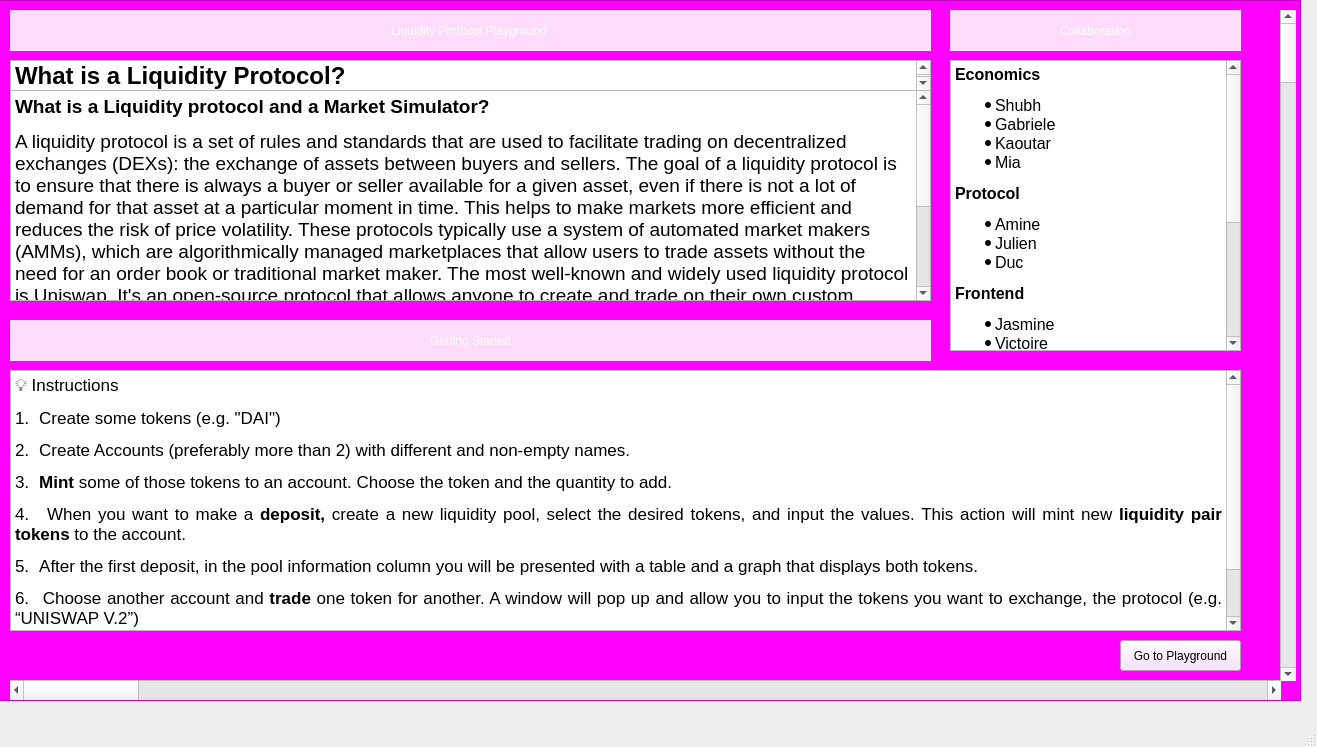
First picture: the form in introductorywindow.ui, repository LiquidityProtocol/AMM-Simulator, before the edit.
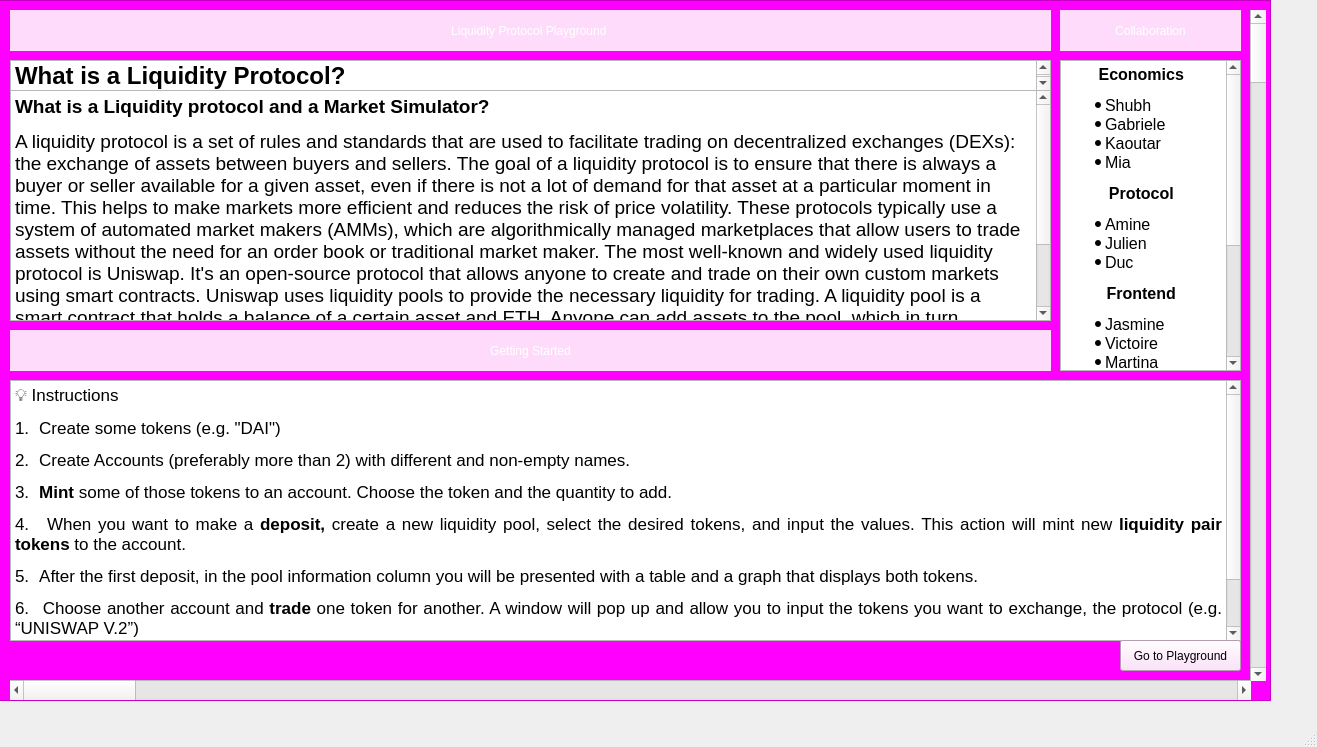
Second picture: the form after the edit.

Commit message: Updated Introductory Window (layout)

Diff of the .ui file:
```diff
--- a/introductorywindow.ui
+++ b/introductorywindow.ui
@@ -38,7 +38,7 @@
      <rect>
       <x>10</x>
       <y>10</y>
-      <width>921</width>
+      <width>1041</width>
       <height>41</height>
      </rect>
     </property>
@@ -60,8 +60,8 @@
      <rect>
       <x>10</x>
       <y>90</y>
-      <width>921</width>
-      <height>211</height>
+      <width>1041</width>
+      <height>231</height>
      </rect>
     </property>
     <property name="styleSheet">
@@ -82,8 +82,8 @@
     <property name="geometry">
      <rect>
       <x>10</x>
-      <y>320</y>
-      <width>921</width>
+      <y>330</y>
+      <width>1041</width>
       <height>41</height>
      </rect>
     </property>
@@ -104,9 +104,9 @@
    <widget class="QLabel" name="label_4">
     <property name="geometry">
      <rect>
-      <x>950</x>
+      <x>1060</x>
       <y>10</y>
-      <width>291</width>
+      <width>181</width>
       <height>41</height>
      </rect>
     </property>
@@ -127,7 +127,7 @@
     <property name="geometry">
      <rect>
       <x>10</x>
-      <y>370</y>
+      <y>380</y>
       <width>1231</width>
       <height>261</height>
      </rect>
@@ -152,10 +152,10 @@
    <widget class="QTextBrowser" name="textBrowser_3">
     <property name="geometry">
      <rect>
-      <x>950</x>
+      <x>1060</x>
       <y>60</y>
-      <width>291</width>
-      <height>291</height>
+      <width>181</width>
+      <height>311</height>
      </rect>
     </property>
     <property name="html">
@@ -164,20 +164,20 @@
 p, li { white-space: pre-wrap; }
 hr { height: 1px; border-width: 0; }
 &lt;/style&gt;&lt;/head&gt;&lt;body style=&quot; font-family:'.AppleSystemUIFont'; font-size:13pt; font-weight:400; font-style:normal;&quot;&gt;
-&lt;p style=&quot; margin-top:12px; margin-bottom:12px; margin-left:0px; margin-right:0px; -qt-block-indent:0; text-indent:0px;&quot;&gt;&lt;span style=&quot; font-family:'Rockwell','serif'; font-size:12pt; font-weight:700;&quot;&gt;Economics&lt;/span&gt;&lt;span style=&quot; font-family:'Segoe UI'; font-size:12pt;&quot;&gt; &lt;/span&gt;&lt;/p&gt;
+&lt;p align=&quot;center&quot; style=&quot; margin-top:12px; margin-bottom:12px; margin-left:0px; margin-right:0px; -qt-block-indent:0; text-indent:0px;&quot;&gt;&lt;span style=&quot; font-family:'Rockwell','serif'; font-size:12pt; font-weight:700;&quot;&gt;Economics&lt;/span&gt;&lt;span style=&quot; font-family:'Segoe UI'; font-size:12pt;&quot;&gt; &lt;/span&gt;&lt;/p&gt;
 &lt;ul style=&quot;margin-top: 0px; margin-bottom: 0px; margin-left: 0px; margin-right: 0px; -qt-list-indent: 1;&quot;&gt;&lt;li style=&quot; font-family:'Segoe UI'; font-size:12pt;&quot; style=&quot; margin-top:0px; margin-bottom:0px; margin-left:0px; margin-right:0px; -qt-block-indent:0; text-indent:0px;&quot;&gt;&lt;span style=&quot; font-family:'Rockwell','serif';&quot;&gt;Shubh&lt;/span&gt; &lt;/li&gt;
 &lt;li style=&quot; font-family:'Segoe UI'; font-size:12pt;&quot; style=&quot; margin-top:0px; margin-bottom:0px; margin-left:0px; margin-right:0px; -qt-block-indent:0; text-indent:0px;&quot;&gt;&lt;span style=&quot; font-family:'Rockwell','serif';&quot;&gt;Gabriele&lt;/span&gt; &lt;/li&gt;
 &lt;li style=&quot; font-family:'Segoe UI'; font-size:12pt;&quot; style=&quot; margin-top:0px; margin-bottom:0px; margin-left:0px; margin-right:0px; -qt-block-indent:0; text-indent:0px;&quot;&gt;&lt;span style=&quot; font-family:'Rockwell','serif';&quot;&gt;Kaoutar&lt;/span&gt; &lt;/li&gt;
 &lt;li style=&quot; font-family:'Segoe UI'; font-size:12pt;&quot; style=&quot; margin-top:0px; margin-bottom:12px; margin-left:0px; margin-right:0px; -qt-block-indent:0; text-indent:0px;&quot;&gt;&lt;span style=&quot; font-family:'Rockwell','serif';&quot;&gt;Mia&lt;/span&gt; &lt;/li&gt;&lt;/ul&gt;
-&lt;p style=&quot; margin-top:12px; margin-bottom:12px; margin-left:0px; margin-right:0px; -qt-block-indent:0; text-indent:0px;&quot;&gt;&lt;span style=&quot; font-family:'Rockwell','serif'; font-size:12pt; font-weight:700;&quot;&gt;Protocol&lt;/span&gt;&lt;span style=&quot; font-family:'Segoe UI'; font-size:12pt;&quot;&gt; &lt;/span&gt;&lt;/p&gt;
+&lt;p align=&quot;center&quot; style=&quot; margin-top:12px; margin-bottom:12px; margin-left:0px; margin-right:0px; -qt-block-indent:0; text-indent:0px;&quot;&gt;&lt;span style=&quot; font-family:'Rockwell','serif'; font-size:12pt; font-weight:700;&quot;&gt;Protocol&lt;/span&gt;&lt;span style=&quot; font-family:'Segoe UI'; font-size:12pt;&quot;&gt; &lt;/span&gt;&lt;/p&gt;
 &lt;ul style=&quot;margin-top: 0px; margin-bottom: 0px; margin-left: 0px; margin-right: 0px; -qt-list-indent: 1;&quot;&gt;&lt;li style=&quot; font-family:'Segoe UI'; font-size:12pt;&quot; style=&quot; margin-top:0px; margin-bottom:0px; margin-left:0px; margin-right:0px; -qt-block-indent:0; text-indent:0px;&quot;&gt;&lt;span style=&quot; font-family:'Rockwell','serif';&quot;&gt;Amine&lt;/span&gt; &lt;/li&gt;
 &lt;li style=&quot; font-family:'Segoe UI'; font-size:12pt;&quot; style=&quot; margin-top:0px; margin-bottom:0px; margin-left:0px; margin-right:0px; -qt-block-indent:0; text-indent:0px;&quot;&gt;&lt;span style=&quot; font-family:'Rockwell','serif';&quot;&gt;Julien&lt;/span&gt; &lt;/li&gt;
 &lt;li style=&quot; font-family:'Segoe UI'; font-size:12pt;&quot; style=&quot; margin-top:0px; margin-bottom:12px; margin-left:0px; margin-right:0px; -qt-block-indent:0; text-indent:0px;&quot;&gt;&lt;span style=&quot; font-family:'Rockwell','serif';&quot;&gt;Duc&lt;/span&gt; &lt;/li&gt;&lt;/ul&gt;
-&lt;p style=&quot; margin-top:12px; margin-bottom:12px; margin-left:0px; margin-right:0px; -qt-block-indent:0; text-indent:0px;&quot;&gt;&lt;span style=&quot; font-family:'Rockwell','serif'; font-size:12pt; font-weight:700;&quot;&gt;Frontend&lt;/span&gt;&lt;span style=&quot; font-family:'Segoe UI'; font-size:12pt;&quot;&gt; &lt;/span&gt;&lt;/p&gt;
+&lt;p align=&quot;center&quot; style=&quot; margin-top:12px; margin-bottom:12px; margin-left:0px; margin-right:0px; -qt-block-indent:0; text-indent:0px;&quot;&gt;&lt;span style=&quot; font-family:'Rockwell','serif'; font-size:12pt; font-weight:700;&quot;&gt;Frontend&lt;/span&gt;&lt;span style=&quot; font-family:'Segoe UI'; font-size:12pt;&quot;&gt; &lt;/span&gt;&lt;/p&gt;
 &lt;ul style=&quot;margin-top: 0px; margin-bottom: 0px; margin-left: 0px; margin-right: 0px; -qt-list-indent: 1;&quot;&gt;&lt;li style=&quot; font-family:'Segoe UI'; font-size:12pt;&quot; style=&quot; margin-top:0px; margin-bottom:0px; margin-left:0px; margin-right:0px; -qt-block-indent:0; text-indent:0px;&quot;&gt;&lt;span style=&quot; font-family:'Rockwell','serif';&quot;&gt;Jasmine&lt;/span&gt; &lt;/li&gt;
 &lt;li style=&quot; font-family:'Segoe UI'; font-size:12pt;&quot; style=&quot; margin-top:0px; margin-bottom:0px; margin-left:0px; margin-right:0px; -qt-block-indent:0; text-indent:0px;&quot;&gt;&lt;span style=&quot; font-family:'Rockwell','serif';&quot;&gt;Victoire&lt;/span&gt; &lt;/li&gt;
 &lt;li style=&quot; font-family:'Segoe UI'; font-size:12pt;&quot; style=&quot; margin-top:0px; margin-bottom:12px; margin-left:0px; margin-right:0px; -qt-block-indent:0; text-indent:0px;&quot;&gt;&lt;span style=&quot; font-family:'Rockwell','serif';&quot;&gt;Martina&lt;/span&gt; &lt;/li&gt;&lt;/ul&gt;
-&lt;p style=&quot; margin-top:12px; margin-bottom:12px; margin-left:0px; margin-right:0px; -qt-block-indent:0; text-indent:0px;&quot;&gt;&lt;span style=&quot; font-family:'Rockwell','serif'; font-size:12pt; font-weight:700;&quot;&gt;Playground&lt;/span&gt;&lt;span style=&quot; font-family:'Segoe UI'; font-size:12pt;&quot;&gt; &lt;/span&gt;&lt;/p&gt;
+&lt;p align=&quot;center&quot; style=&quot; margin-top:12px; margin-bottom:12px; margin-left:0px; margin-right:0px; -qt-block-indent:0; text-indent:0px;&quot;&gt;&lt;span style=&quot; font-family:'Rockwell','serif'; font-size:12pt; font-weight:700;&quot;&gt;Playground&lt;/span&gt;&lt;span style=&quot; font-family:'Segoe UI'; font-size:12pt;&quot;&gt; &lt;/span&gt;&lt;/p&gt;
 &lt;ul style=&quot;margin-top: 0px; margin-bottom: 0px; margin-left: 0px; margin-right: 0px; -qt-list-indent: 1;&quot;&gt;&lt;li style=&quot; font-family:'Segoe UI'; font-size:12pt;&quot; style=&quot; margin-top:0px; margin-bottom:0px; margin-left:0px; margin-right:0px; -qt-block-indent:0; text-indent:0px;&quot;&gt;&lt;span style=&quot; font-family:'Rockwell','serif';&quot;&gt;Minh&lt;/span&gt; &lt;/li&gt;
 &lt;li style=&quot; font-family:'Segoe UI'; font-size:12pt;&quot; style=&quot; margin-top:0px; margin-bottom:0px; margin-left:0px; margin-right:0px; -qt-block-indent:0; text-indent:0px;&quot;&gt;&lt;span style=&quot; font-family:'Rockwell','serif';&quot;&gt;The&lt;/span&gt; &lt;/li&gt;
 &lt;li style=&quot; font-family:'Segoe UI'; font-size:12pt;&quot; style=&quot; margin-top:0px; margin-bottom:0px; margin-left:0px; margin-right:0px; -qt-block-indent:0; text-indent:0px;&quot;&gt;&lt;span style=&quot; font-family:'Rockwell','serif';&quot;&gt;Levente&lt;/span&gt; &lt;/li&gt;
@@ -193,7 +193,7 @@
      <rect>
       <x>-10</x>
       <y>0</y>
-      <width>1311</width>
+      <width>1281</width>
       <height>701</height>
      </rect>
     </property>
@@ -206,7 +206,7 @@
      <rect>
       <x>10</x>
       <y>60</y>
-      <width>921</width>
+      <width>1041</width>
       <height>31</height>
      </rect>
     </property>
@@ -225,7 +225,7 @@
    <widget class="QScrollBar" name="verticalScrollBar">
     <property name="geometry">
      <rect>
-      <x>1280</x>
+      <x>1250</x>
       <y>10</y>
       <width>16</width>
       <height>671</height>
@@ -240,7 +240,7 @@
      <rect>
       <x>10</x>
       <y>680</y>
-      <width>1271</width>
+      <width>1241</width>
       <height>20</height>
      </rect>
     </property>
```
The commit also changes 1 other file.
